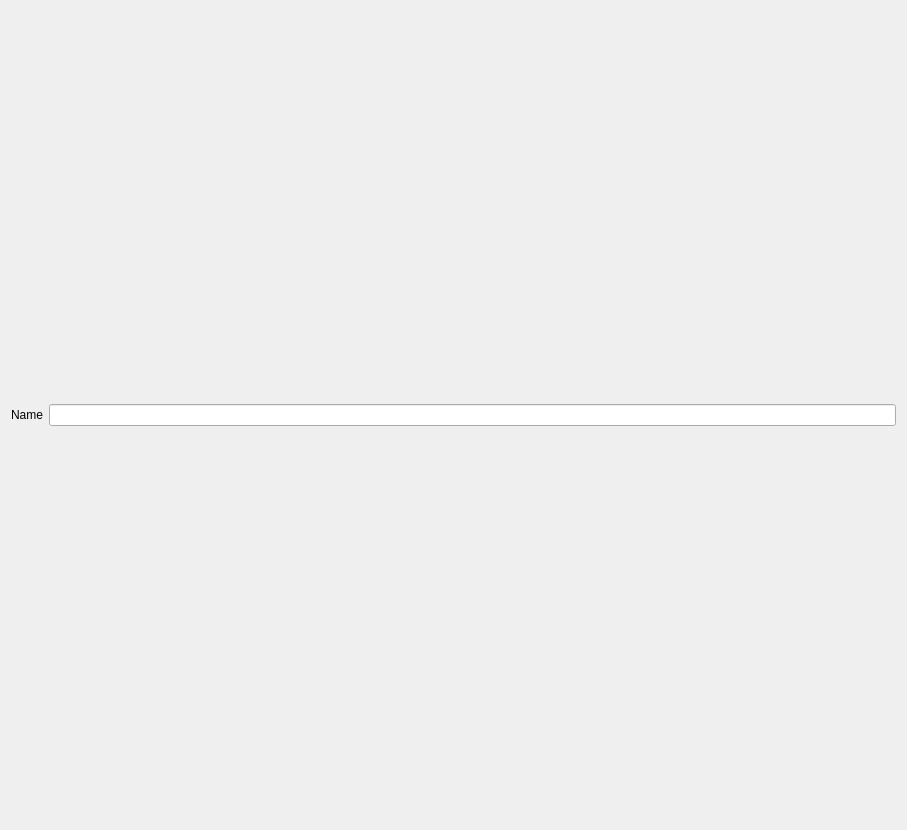
Old version of the form libs/main/rdf/KoRdfLocationViewWidget.ui in the repository KDE/krita.
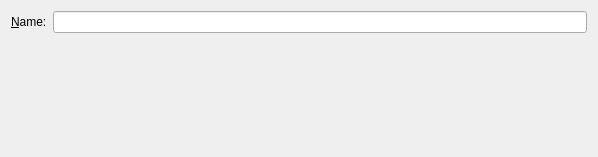
New version of the form.

Commit message: polish rdf dialogs

What changed in the file:
```diff
--- a/libs/main/rdf/KoRdfLocationViewWidget.ui
+++ b/libs/main/rdf/KoRdfLocationViewWidget.ui
@@ -6,8 +6,8 @@
    <rect>
     <x>0</x>
     <y>0</y>
-    <width>907</width>
-    <height>830</height>
+    <width>598</width>
+    <height>157</height>
    </rect>
   </property>
   <layout class="QGridLayout" name="gridLayout">
@@ -21,10 +21,26 @@
    <item row="4" column="0">
     <widget class="QLabel" name="label_2">
      <property name="text">
-      <string>Name</string>
+      <string>&amp;Name:</string>
+     </property>
+     <property name="buddy">
+      <cstring>name</cstring>
      </property>
     </widget>
    </item>
+   <item row="5" column="1">
+    <spacer name="verticalSpacer">
+     <property name="orientation">
+      <enum>Qt::Vertical</enum>
+     </property>
+     <property name="sizeHint" stdset="0">
+      <size>
+       <width>20</width>
+       <height>40</height>
+      </size>
+     </property>
+    </spacer>
+   </item>
   </layout>
  </widget>
  <resources/>
```
The commit also changes 6 other files.
